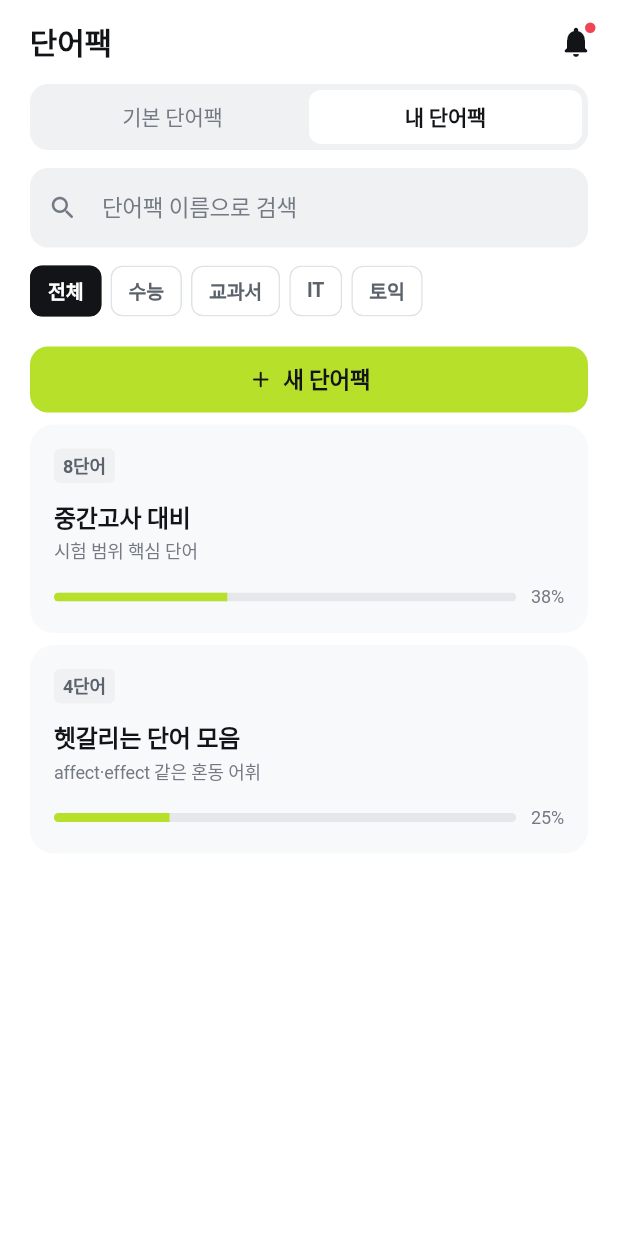
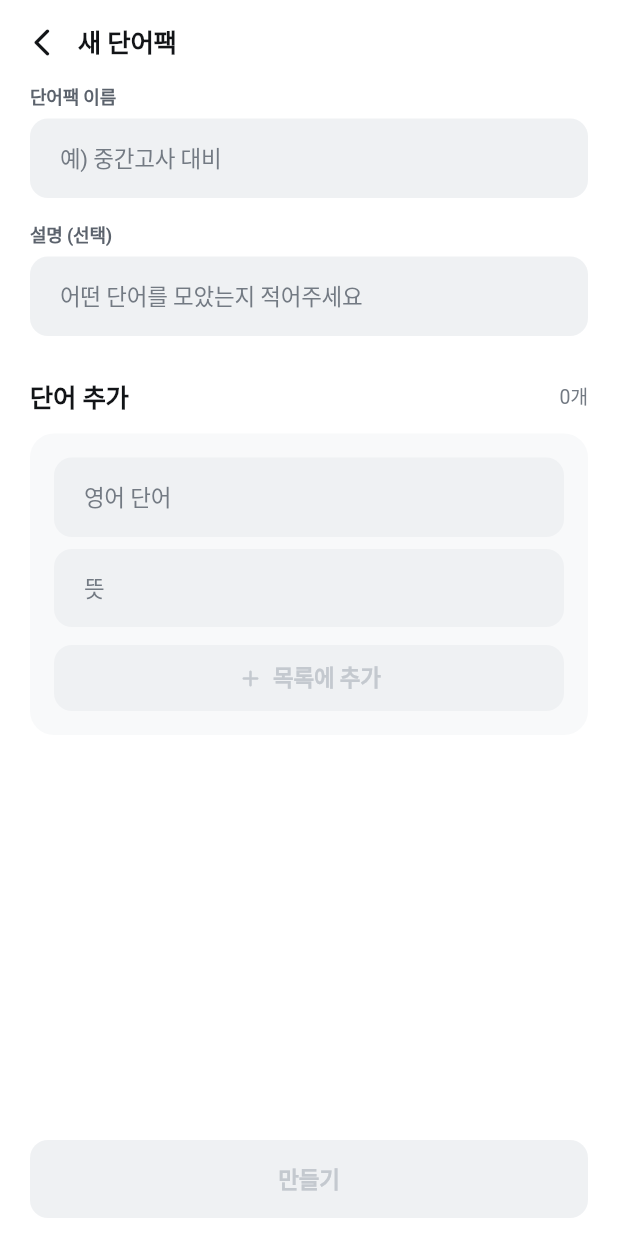
Before and after one commit to WORD-MATE/wordmate-android, a Flutter app: the WordPacksScreen screen opened directly, after a tap on "내 단어팩", after a tap on "새 단어팩", on a phone screen of 412 x 824 dp. Run offline on Flutter 3.47's test engine with Material 3 defaults, Android fonts, the phone set to English and light mode, and no system bars.

Commit message:
feat: 내 단어팩 만들기·편집 기능 구현
- 새 단어팩 만들기(이름/설명, 단어 목록 추가·제거)
- 내 단어팩 상세에서 단어 추가/수정/삭제 바텀시트
- 내 단어팩 삭제 확인 시트
- 단어팩 화면의 임시 연결 코드를 실제 화면 연결로 교체

Co-Authored-By: Claude Opus 5.5 <noreply@anthropic.com>

```diff
--- /dev/null
+++ b/lib/screens/wordpack/pack_edit.dart
@@ -0,0 +1,228 @@
+import 'package:flutter/material.dart';
+
+import '../../data/models.dart';
+import '../../data/store.dart';
+import '../../utils/nav.dart';
+import '../../utils/theme.dart';
+import '../../widgets/buttons.dart';
+import '../../widgets/inputs.dart';
+import '../../widgets/layout.dart';
+import '../../widgets/sheets.dart';
+import 'pack_detail_screen.dart';
+
+/// 단어 추가/수정 시트 (Figma "수정 모달"). 확인하면 (단어, 뜻).
+Future<(String, String)?> showWordEditSheet(
+  BuildContext context, {
+  required String title,
+  required String confirmText,
+  String term = '',
+  String meaning = '',
+}) {
+  return showAppSheet<(String, String)>(
+    context,
+    (_) => _WordEditForm(title: title, confirmText: confirmText, term: term, meaning: meaning),
+  );
+}
+
+class _WordEditForm extends StatefulWidget {
+  const _WordEditForm({required this.title, required this.confirmText, required this.term, required this.meaning});
+
+  final String title;
+  final String confirmText;
+  final String term;
+  final String meaning;
+
+  @override
+  State<_WordEditForm> createState() => _WordEditFormState();
+}
+
+class _WordEditFormState extends State<_WordEditForm> {
+  late final _term = TextEditingController(text: widget.term);
+  late final _meaning = TextEditingController(text: widget.meaning);
+
+  bool get _valid => _term.text.trim().isNotEmpty && _meaning.text.trim().isNotEmpty;
+
+  @override
+  void dispose() {
+    _term.dispose();
+    _meaning.dispose();
+    super.dispose();
+  }
+
+  @override
+  Widget build(BuildContext context) {
+    return Column(
+      mainAxisSize: MainAxisSize.min,
+      crossAxisAlignment: CrossAxisAlignment.start,
+      children: [
+        Text(widget.title, style: AppText.title2),
+        Gap.h20,
+        _Label('영어'),
+        AppTextField(controller: _term, hint: '예) abandon', autofocus: true, onChanged: (_) => setState(() {})),
+        const SizedBox(height: 14),
+        _Label('뜻'),
+        AppTextField(controller: _meaning, hint: '예) 버리다, 포기하다', onChanged: (_) => setState(() {})),
+        Gap.h24,
+        Row(children: [
+          Expanded(child: AppButton('취소', kind: ButtonKind.secondary, onPressed: () => Navigator.pop(context))),
+          Gap.w8,
+          Expanded(
+            child: AppButton(
+              widget.confirmText,
+              enabled: _valid,
+              onPressed: () => Navigator.pop(context, (_term.text.trim(), _meaning.text.trim())),
+            ),
+          ),
+        ]),
+      ],
+    );
+  }
+}
+
+class _Label extends StatelessWidget {
+  const _Label(this.text);
+
+  final String text;
+
+  @override
+  Widget build(BuildContext context) => Padding(
+        padding: const EdgeInsets.only(bottom: 6),
+        child: Text(text, style: AppText.caption1Bold.copyWith(color: AppColors.textSecondary)),
+      );
+}
+
+/// 내 단어팩 상세의 단어별 수정/삭제 버튼.
+List<Widget> ownerWordActions(BuildContext context, WordPack pack, Word word) {
+  if (!pack.isMine) return const [];
+  return [
+    RowAction(Icons.edit_outlined, '수정', AppColors.textSecondary, () async {
+      final r = await showWordEditSheet(context,
+          title: '단어 수정', confirmText: '저장', term: word.term, meaning: word.meaning);
+      if (r != null) store.updateWord(word, r.$1, r.$2);
+    }),
+    RowAction(Icons.delete_outline_rounded, '삭제', AppColors.textSecondary, () async {
+      final ok = await showConfirmSheet(context,
+          title: "'${word.term}'를 삭제할까요?",
+          description: '이 단어의 학습 기록도 함께 삭제돼요.',
+          confirmText: '삭제',
+          confirmKind: ButtonKind.danger);
+      if (ok) store.deleteWord(pack, word);
+    }),
+  ];
+}
+
+Future<void> addWordToPack(BuildContext context, WordPack pack) async {
+  final r = await showWordEditSheet(context, title: '단어 추가', confirmText: '추가');
+  if (r != null) store.addWord(pack, r.$1, r.$2);
+}
+
+Future<void> deletePackWithConfirm(BuildContext context, WordPack pack) async {
+  final ok = await showConfirmSheet(context,
+      title: "'${pack.title}'을 삭제할까요?",
+      description: '단어 ${pack.wordCount}개와 학습 기록이 모두 사라지고 되돌릴 수 없어요.',
+      confirmText: '삭제',
+      confirmKind: ButtonKind.danger);
+  if (!ok || !context.mounted) return;
+  Navigator.pop(context);
+  store.deletePack(pack);
+}
+
+/// 새 단어팩 만들기 (Figma "추가 페이지").
+class PackCreateScreen extends StatefulWidget {
+  const PackCreateScreen({super.key});
+
+  @override
+  State<PackCreateScreen> createState() => _PackCreateScreenState();
+}
+
+class _PackCreateScreenState extends State<PackCreateScreen> {
+  final _title = TextEditingController();
+  final _desc = TextEditingController();
+  final _term = TextEditingController();
+  final _meaning = TextEditingController();
+  final _words = <(String, String)>[];
+
+  @override
+  void dispose() {
+    for (final c in [_title, _desc, _term, _meaning]) {
+      c.dispose();
+    }
+    super.dispose();
+  }
+
+  bool get _canAdd => _term.text.trim().isNotEmpty && _meaning.text.trim().isNotEmpty;
+
+  void _add() {
+    if (!_canAdd) return;
+    setState(() {
+      _words.add((_term.text.trim(), _meaning.text.trim()));
+      _term.clear();
+      _meaning.clear();
+    });
+  }
+
+  @override
+  Widget build(BuildContext context) {
+    return Scaffold(
+      appBar: AppTopBar(title: '새 단어팩', onBack: () => Navigator.pop(context)),
+      body: ListView(
+        padding: const EdgeInsets.symmetric(horizontal: Gap.screen),
+        children: [
+          const _Label('단어팩 이름'),
+          AppTextField(controller: _title, hint: '예) 중간고사 대비', onChanged: (_) => setState(() {})),
+          Gap.h16,
+          const _Label('설명 (선택)'),
+          AppTextField(controller: _desc, hint: '어떤 단어를 모았는지 적어주세요'),
+          const SizedBox(height: 28),
+          Row(children: [
+            Expanded(child: Text('단어 추가', style: AppText.title3)),
+            Text('${_words.length}개', style: AppText.label2.copyWith(color: AppColors.textTertiary)),
+          ]),
+          Gap.h12,
+          AppCard(
+            child: Column(children: [
+              AppTextField(controller: _term, hint: '영어 단어', onChanged: (_) => setState(() {})),
+              Gap.h8,
+              AppTextField(
+                controller: _meaning,
+                hint: '뜻',
+                onChanged: (_) => setState(() {}),
+                onSubmitted: (_) => _add(),
+              ),
+              Gap.h12,
+              AppButton('목록에 추가',
+                  kind: ButtonKind.dark, height: 44, leading: Icons.add_rounded, enabled: _canAdd, onPressed: _add),
+            ]),
+          ),
+          Gap.h12,
+          for (var i = 0; i < _words.length; i++)
+            Padding(
+              padding: const EdgeInsets.symmetric(vertical: 4),
+              child: Row(children: [
+                SizedBox(
+                  width: 24,
+                  child: Text('${i + 1}', style: AppText.label2.copyWith(color: AppColors.textTertiary)),
+                ),
+                Expanded(
+                  child: Column(crossAxisAlignment: CrossAxisAlignment.start, children: [
+                    Text(_words[i].$1, style: AppText.body2Bold),
+                    Text(_words[i].$2, style: AppText.label2.copyWith(color: AppColors.textSecondary)),
+                  ]),
+                ),
+                RowAction(Icons.close_rounded, '삭제', AppColors.textTertiary, () => setState(() => _words.removeAt(i))),
+              ]),
+            ),
+          Gap.h24,
+        ],
+      ),
+      bottomNavigationBar: BottomCta(
+        '만들기',
+        enabled: _title.text.trim().isNotEmpty,
+        onPressed: () {
+          final pack = store.createPack(_title.text, _desc.text, _words);
+          replace(context, PackDetailScreen(pack: pack));
+        },
+      ),
+    );
+  }
+}
--- a/lib/screens/wordpack/word_packs_screen.dart
+++ b/lib/screens/wordpack/word_packs_screen.dart
@@ -8,6 +8,7 @@ import '../../widgets/buttons.dart';
 import '../../widgets/inputs.dart';
 import '../../widgets/layout.dart';
 import 'pack_detail_screen.dart';
+import 'pack_edit.dart';
 
 /// 단어팩 탭 (Figma "단어팩 기본 단어팩", "단어팩 내 단어팩", "검색 결과 없음").
 class WordPacksScreen extends StatefulWidget {
@@ -70,7 +71,7 @@ class _WordPacksScreenState extends State<WordPacksScreen> {
                 padding: const EdgeInsets.all(Gap.screen),
                 children: [
                   if (_tab == 1) ...[
-                    AppButton('새 단어팩', height: 44, leading: Icons.add_rounded, onPressed: () => openCreatePack(context)),
+                    AppButton('새 단어팩', height: 44, leading: Icons.add_rounded, onPressed: () => push(context, const PackCreateScreen())),
                     Gap.h8,
                   ],
                   if (visible.isEmpty) const EmptyState(icon: Icons.bookmark_rounded, message: '검색 결과가 없어요'),
@@ -87,9 +88,6 @@ class _WordPacksScreenState extends State<WordPacksScreen> {
     );
   }
 }
-
-/// 새 단어팩 만들기 화면으로 이동한다. 내 단어팩 기능 커밋에서 연결한다.
-void Function(BuildContext context) openCreatePack = (_) {};
 
 class PackCard extends StatelessWidget {
   const PackCard({super.key, required this.pack, required this.onTap});
```
Also changed, not shown: lib/screens/wordpack/pack_detail_screen.dart (+26 -13 lines).
